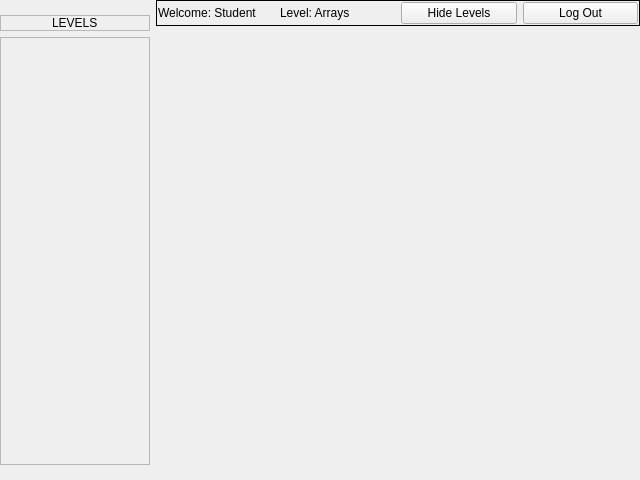
This is Client/studwin.ui in DatabasesWorks/Stacked_EducationalPlatform as Qt 5 draws it before an edit. The edited form follows.
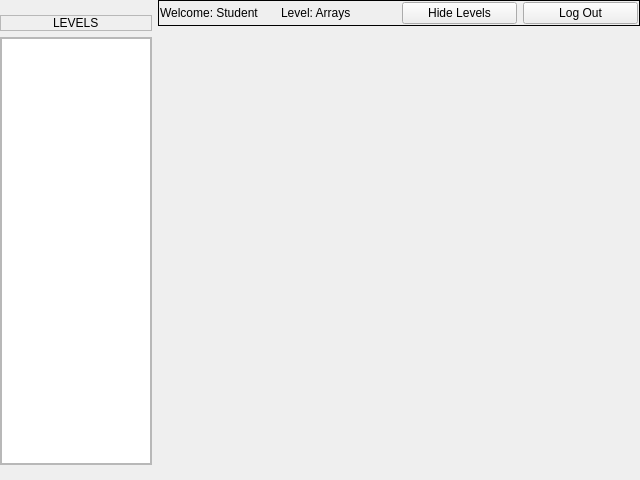
This is the edited form.

Diff of the .ui file:
```diff
--- a/Client/studwin.ui
+++ b/Client/studwin.ui
@@ -124,7 +124,18 @@
             <number>0</number>
            </property>
            <item row="0" column="0">
-            <layout class="QGridLayout" name="gridLayout_6"/>
+            <layout class="QGridLayout" name="gridLayout_6">
+             <item row="0" column="0">
+              <widget class="QTreeView" name="treeView">
+               <property name="maximumSize">
+                <size>
+                 <width>150</width>
+                 <height>16777215</height>
+                </size>
+               </property>
+              </widget>
+             </item>
+            </layout>
            </item>
           </layout>
          </widget>
```
